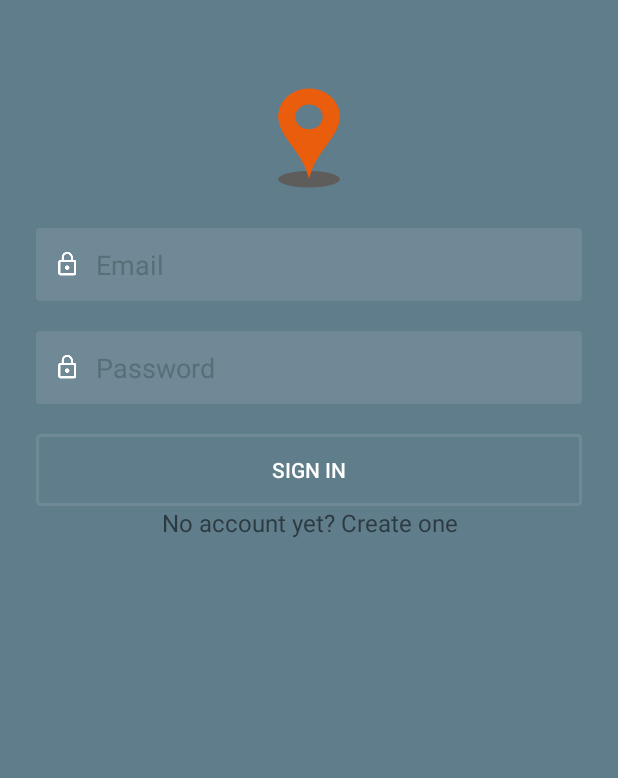
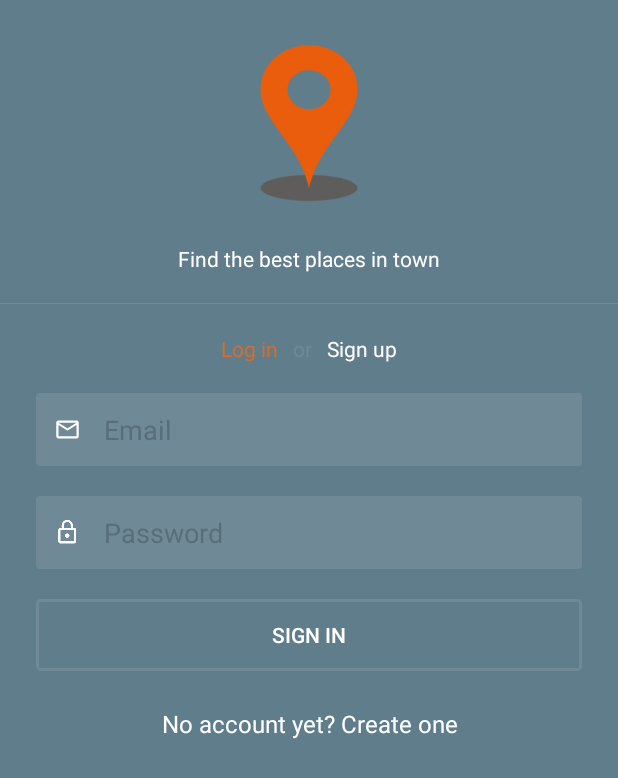
Before and after one commit to ricardovasquezpe/fast_money_app, an Android app: the screen it shows after launch (LoginActivity), on a phone screen of 412 x 824 dp. Shown: the top 778 px of the screen. Run offline under Robolectric (Android 15) with nearby library versions, the phone set to English and light mode, and no system bars.

Commit message:
Finishing login view design

```diff
--- a/app/src/main/res/layout/activity_login.xml
+++ b/app/src/main/res/layout/activity_login.xml
@@ -1,34 +1,87 @@
 <?xml version="1.0" encoding="utf-8"?>
-<ScrollView xmlns:android="http://schemas.android.com/apk/res/android"
+<LinearLayout xmlns:android="http://schemas.android.com/apk/res/android"
     android:layout_width="fill_parent"
     android:layout_height="fill_parent"
     android:fitsSystemWindows="true"
+    android:orientation="vertical"
     android:background="@color/colorPrimary">
 
     <LinearLayout
         android:orientation="vertical"
         android:layout_width="match_parent"
         android:layout_height="match_parent"
-        android:paddingTop="56dp"
+        android:paddingTop="25dp"
+        android:weightSum="1">
+
+        <ImageView android:src="@drawable/logo"
+            android:layout_width="wrap_content"
+            android:layout_height="200dp"
+            android:layout_marginBottom="24dp"
+            android:layout_gravity="center_horizontal"
+            android:layout_weight="0.33" />
+
+        <TextView
+            android:id="@+id/textView"
+            android:layout_width="wrap_content"
+            android:layout_height="wrap_content"
+            android:text="Find the best places in town"
+            android:textColor="#fff"
+            android:layout_gravity="center"/>
+
+        <View
+            android:layout_width="match_parent"
+            android:layout_height="0.5dp"
+            android:layout_marginTop="20dp"
+            android:background="@color/colorDivider"/>
+
+        <LinearLayout
+            android:orientation="vertical"
+            android:layout_width="match_parent"
+            android:layout_height="match_parent"
+            android:layout_marginTop="20dp"
             android:paddingLeft="24dp"
             android:paddingRight="24dp">
 
-        <ImageView android:src="@drawable/logo"
+            <LinearLayout
                 android:layout_width="wrap_content"
-            android:layout_height="72dp"
-            android:layout_marginBottom="24dp"
-            android:layout_gravity="center_horizontal" />
+                android:layout_height="wrap_content"
+                android:layout_marginBottom="20dp"
+                android:orientation="horizontal"
+                android:layout_gravity="center">
 
-        <!-- Email Label -->
+                <TextView
+                    android:layout_width="wrap_content"
+                    android:layout_height="wrap_content"
+                    android:text="Log in"
+                    android:textColor="@color/colorAccent"/>
+
+                <TextView
+                    android:layout_width="wrap_content"
+                    android:layout_height="wrap_content"
+                    android:text="or"
+                    android:layout_marginLeft="10dp"
+                    android:layout_marginRight="10dp"
+                    android:textColor="@color/colorDivider"/>
+
+                <TextView
+                    android:layout_width="wrap_content"
+                    android:layout_height="wrap_content"
+                    android:text="Sign up"
+                    android:textColor="#fff"/>
+
+            </LinearLayout>
+
+
+
             <EditText
                 android:layout_width="match_parent"
                 android:layout_height="wrap_content"
                 android:id="@+id/editText1"
                 android:textColor="#fff"
-            android:drawableLeft="@drawable/ic_lock_outline_white_18dp"
-            android:drawablePadding="10dp"
+                android:drawableLeft="@drawable/ic_mail_outline_white_18dp"
+                android:drawablePadding="15dp"
                 android:hint="Email"
-            android:background="@drawable/round"/>
+                android:background="@drawable/outline_edit_text"/>
 
             <EditText
                 android:layout_width="match_parent"
@@ -37,9 +90,9 @@
                 android:id="@+id/editText2"
                 android:textColor="#fff"
                 android:drawableLeft="@drawable/ic_lock_outline_white_18dp"
-            android:drawablePadding="10dp"
+                android:drawablePadding="15dp"
                 android:hint="Password"
-            android:background="@drawable/round"/>
+                android:background="@drawable/outline_edit_text"/>
 
             <Button
                 android:id="@+id/button1"
@@ -53,10 +106,15 @@
             <TextView android:id="@+id/link_signup"
                 android:layout_width="fill_parent"
                 android:layout_height="wrap_content"
-            android:layout_marginBottom="24dp"
+                android:layout_marginTop="24dp"
                 android:text="No account yet? Create one"
                 android:gravity="center"
-            android:textSize="16dip"/>
+                android:textSize="16dip"
+                android:textColor="#fff"/>
 
         </LinearLayout>
-</ScrollView>
+
+
+    </LinearLayout>
+
+</LinearLayout>
--- a/app/src/main/res/values/colors.xml
+++ b/app/src/main/res/values/colors.xml
@@ -7,6 +7,6 @@
     <color name="colorPrimaryText">#212121</color>
     <color name="colorSecondaryText">#757575</color>
     <color name="colorIcons">#FFFFFF</color>
-    <color name="colorDivider">#BDBDBD</color>v
+    <color name="colorDivider">#6f8a96</color>
     <color name="colorHintText">#586e78</color>
 </resources>
```
Also changed, not shown: app/src/main/res/drawable-hdpi/ic_mail_outline_white_18dp.png (added), app/src/main/res/drawable-mdpi/ic_mail_outline_white_18dp.png (added), app/src/main/res/drawable-xhdpi/ic_mail_outline_white_18dp.png (added), app/src/main/res/drawable-xxhdpi/ic_mail_outline_white_18dp.png (added), app/src/main/res/drawable-xxxhdpi/ic_mail_outline_white_18dp.png (added), app/src/main/res/drawable/outline_edit_text.xml (renamed from app/src/main/res/drawable/round.xml). Lines whose indentation alone changed are shown as unchanged.
